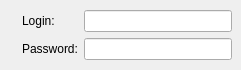
tkrotoff/WengoPhone, file wengophone/src/presentation/qt/imaccount/YahooSettings.ui: the form before one commit.
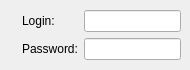
The form after the commit. Icons and pictures are not drawn.

Patch:
```diff
--- a/wengophone/src/presentation/qt/imaccount/YahooSettings.ui
+++ b/wengophone/src/presentation/qt/imaccount/YahooSettings.ui
@@ -8,7 +8,7 @@
    <rect>
     <x>0</x>
     <y>0</y>
-    <width>241</width>
+    <width>190</width>
     <height>70</height>
    </rect>
   </property>
```
